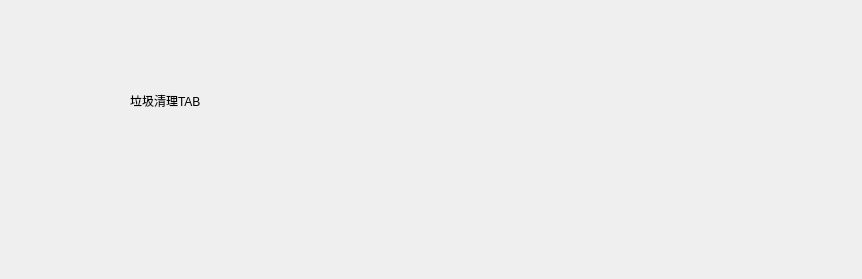
Before: the Qt Designer form SohoSecurity/SohoSecurity/CleanTrashTabWidget.ui in fa1c0n1/funny_learning, drawn with Qt 5.
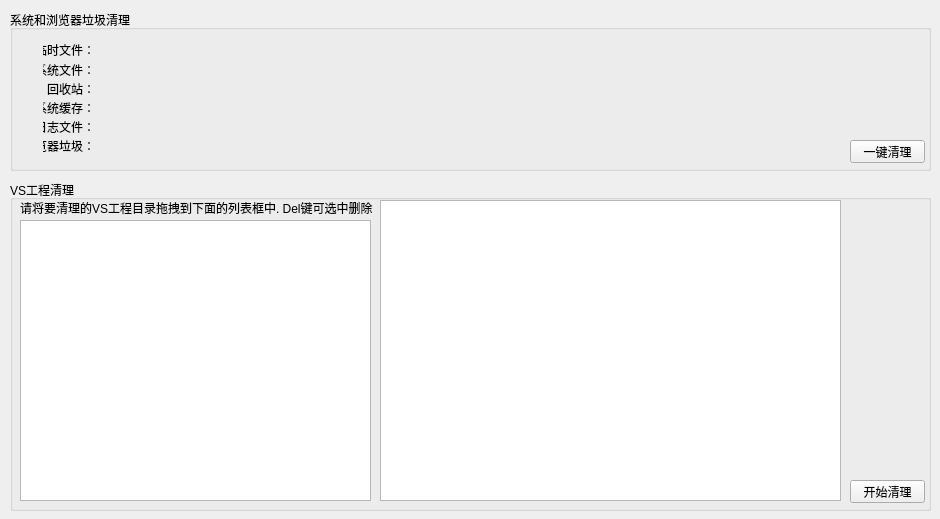
After: the same form once the commit is applied.

Commit message: SohoSecurity:     完成功能: 系统垃圾、浏览器垃圾、VS工程垃圾的清理

```diff
--- a/SohoSecurity/SohoSecurity/CleanTrashTabWidget.ui
+++ b/SohoSecurity/SohoSecurity/CleanTrashTabWidget.ui
@@ -6,25 +6,232 @@
    <rect>
     <x>0</x>
     <y>0</y>
-    <width>862</width>
-    <height>279</height>
+    <width>940</width>
+    <height>519</height>
    </rect>
   </property>
   <property name="windowTitle">
    <string>CleanTrashTabWidget</string>
   </property>
-  <widget class="QLabel" name="label">
+  <widget class="QGroupBox" name="groupBox">
    <property name="geometry">
     <rect>
-     <x>130</x>
-     <y>90</y>
-     <width>91</width>
-     <height>21</height>
+     <x>10</x>
+     <y>10</y>
+     <width>921</width>
+     <height>161</height>
     </rect>
    </property>
-   <property name="text">
-    <string>垃圾清理TAB</string>
+   <property name="title">
+    <string>系统和浏览器垃圾清理</string>
    </property>
+   <widget class="QPushButton" name="psBtnClnSysAndBrws">
+    <property name="geometry">
+     <rect>
+      <x>840</x>
+      <y>130</y>
+      <width>75</width>
+      <height>23</height>
+     </rect>
+    </property>
+    <property name="text">
+     <string>一键清理</string>
+    </property>
+   </widget>
+   <widget class="QWidget" name="">
+    <property name="geometry">
+     <rect>
+      <x>22</x>
+      <y>22</y>
+      <width>74</width>
+      <height>131</height>
+     </rect>
+    </property>
+    <layout class="QVBoxLayout" name="verticalLayout">
+     <item>
+      <widget class="QLabel" name="label_2">
+       <property name="text">
+        <string>临时文件：</string>
+       </property>
+       <property name="alignment">
+        <set>Qt::AlignRight|Qt::AlignTrailing|Qt::AlignVCenter</set>
+       </property>
+      </widget>
+     </item>
+     <item>
+      <widget class="QLabel" name="label_3">
+       <property name="text">
+        <string>系统文件：</string>
+       </property>
+       <property name="alignment">
+        <set>Qt::AlignRight|Qt::AlignTrailing|Qt::AlignVCenter</set>
+       </property>
+      </widget>
+     </item>
+     <item>
+      <widget class="QLabel" name="label_4">
+       <property name="text">
+        <string> 回收站：</string>
+       </property>
+       <property name="alignment">
+        <set>Qt::AlignRight|Qt::AlignTrailing|Qt::AlignVCenter</set>
+       </property>
+      </widget>
+     </item>
+     <item>
+      <widget class="QLabel" name="label_5">
+       <property name="text">
+        <string>系统缓存：</string>
+       </property>
+       <property name="alignment">
+        <set>Qt::AlignRight|Qt::AlignTrailing|Qt::AlignVCenter</set>
+       </property>
+      </widget>
+     </item>
+     <item>
+      <widget class="QLabel" name="label_6">
+       <property name="text">
+        <string>日志文件：</string>
+       </property>
+       <property name="alignment">
+        <set>Qt::AlignRight|Qt::AlignTrailing|Qt::AlignVCenter</set>
+       </property>
+      </widget>
+     </item>
+     <item>
+      <widget class="QLabel" name="label_7">
+       <property name="text">
+        <string>浏览器垃圾：</string>
+       </property>
+       <property name="alignment">
+        <set>Qt::AlignRight|Qt::AlignTrailing|Qt::AlignVCenter</set>
+       </property>
+      </widget>
+     </item>
+    </layout>
+   </widget>
+   <widget class="QWidget" name="">
+    <property name="geometry">
+     <rect>
+      <x>100</x>
+      <y>20</y>
+      <width>731</width>
+      <height>131</height>
+     </rect>
+    </property>
+    <layout class="QVBoxLayout" name="verticalLayout_2">
+     <item>
+      <widget class="QLabel" name="labelTmpFiles">
+       <property name="text">
+        <string/>
+       </property>
+      </widget>
+     </item>
+     <item>
+      <widget class="QLabel" name="labelSystemFiles">
+       <property name="text">
+        <string/>
+       </property>
+      </widget>
+     </item>
+     <item>
+      <widget class="QLabel" name="labelRecyBinFiles">
+       <property name="text">
+        <string/>
+       </property>
+      </widget>
+     </item>
+     <item>
+      <widget class="QLabel" name="labelSysCacheFiles">
+       <property name="text">
+        <string/>
+       </property>
+      </widget>
+     </item>
+     <item>
+      <widget class="QLabel" name="labelLogFiles">
+       <property name="text">
+        <string/>
+       </property>
+      </widget>
+     </item>
+     <item>
+      <widget class="QLabel" name="labelBrowserCache">
+       <property name="text">
+        <string/>
+       </property>
+      </widget>
+     </item>
+    </layout>
+   </widget>
+  </widget>
+  <widget class="QGroupBox" name="groupBox_2">
+   <property name="geometry">
+    <rect>
+     <x>10</x>
+     <y>180</y>
+     <width>921</width>
+     <height>331</height>
+    </rect>
+   </property>
+   <property name="title">
+    <string>VS工程清理</string>
+   </property>
+   <widget class="QListWidget" name="listWidgetVSPath">
+    <property name="geometry">
+     <rect>
+      <x>10</x>
+      <y>40</y>
+      <width>351</width>
+      <height>281</height>
+     </rect>
+    </property>
+    <property name="editTriggers">
+     <set>QAbstractItemView::NoEditTriggers</set>
+    </property>
+    <property name="selectionMode">
+     <enum>QAbstractItemView::ExtendedSelection</enum>
+    </property>
+    <property name="sortingEnabled">
+     <bool>true</bool>
+    </property>
+   </widget>
+   <widget class="QLabel" name="label">
+    <property name="geometry">
+     <rect>
+      <x>10</x>
+      <y>20</y>
+      <width>371</width>
+      <height>16</height>
+     </rect>
+    </property>
+    <property name="text">
+     <string>请将要清理的VS工程目录拖拽到下面的列表框中. Del键可选中删除</string>
+    </property>
+   </widget>
+   <widget class="QTextBrowser" name="textBrwVSDelFile">
+    <property name="geometry">
+     <rect>
+      <x>370</x>
+      <y>20</y>
+      <width>461</width>
+      <height>301</height>
+     </rect>
+    </property>
+   </widget>
+   <widget class="QPushButton" name="psBtnCleanVSprj">
+    <property name="geometry">
+     <rect>
+      <x>840</x>
+      <y>300</y>
+      <width>75</width>
+      <height>23</height>
+     </rect>
+    </property>
+    <property name="text">
+     <string>开始清理</string>
+    </property>
+   </widget>
   </widget>
  </widget>
  <layoutdefault spacing="6" margin="11"/>
```
Left out of the diff: 39 changed lines with no effect on the pictures. The commit also changes 19 other files.
